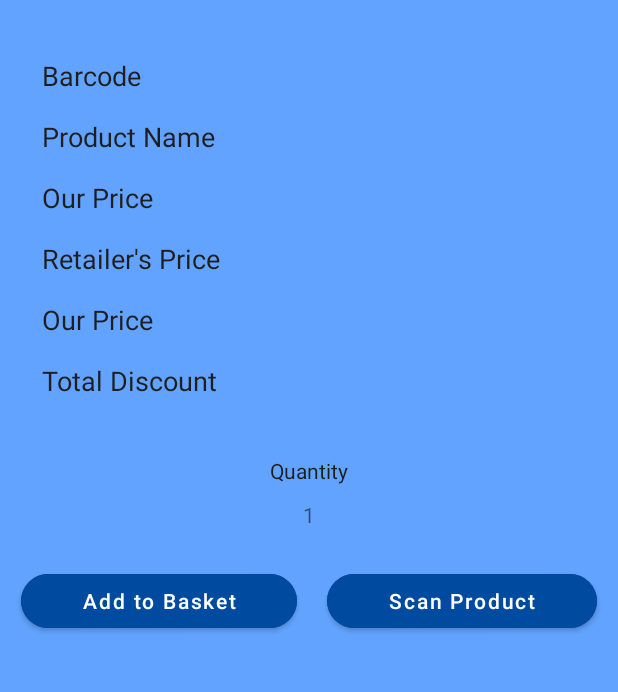
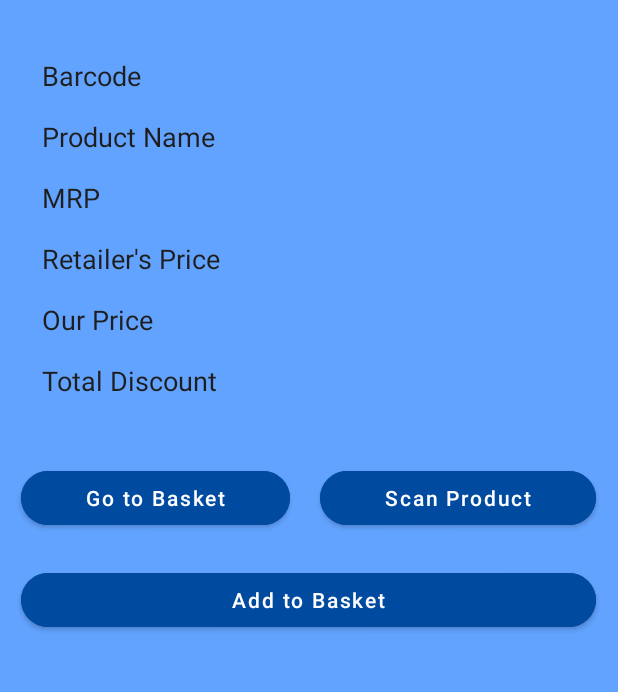
Before and after one commit to Phantom586/RadiateLabs, an Android app: the ProductDetails screen opened directly, with no data from a screen before it, on a phone screen of 412 x 824 dp, the part 292-984 px from its top. Run offline under Robolectric (Android 15) with nearby library versions, the phone set to English and light mode, and no system bars; pictures from the network do not load.

Commit message:
Added Go_To_basket button in ProductDetails page, added script for sending email to gmail account via noq_server(but not successful yet) trying to solve the issue.

```diff
--- a/NoQ_1/app/build.gradle
+++ b/NoQ_1/app/build.gradle
@@ -20,8 +20,8 @@ android {
         applicationId "com.younoq.noq"
         minSdkVersion 23
         targetSdkVersion 29
-        versionCode 3
-        versionName "1.1.1"
+        versionCode 4
+        versionName "1.1.2"
         testInstrumentationRunner "androidx.test.runner.AndroidJUnitRunner"
     }
     buildTypes {
--- a/NoQ_1/app/src/main/java/com/younoq/noq/ProductDetails.java
+++ b/NoQ_1/app/src/main/java/com/younoq/noq/ProductDetails.java
@@ -46,7 +46,7 @@ public class ProductDetails extends AppCompatActivity {
         tv4 = findViewById(R.id.pd_tv_4);
         tv5 = findViewById(R.id.pd_tv_5);
         tv6 = findViewById(R.id.pd_tv_6);
-        tv7 = findViewById(R.id.pd_tv_7);
+//        tv7 = findViewById(R.id.pd_tv_7);
         im = findViewById(R.id.pd_im);
         add_to_basket = findViewById(R.id.pd_add_to_basket);
         cancel = findViewById(R.id.pd_cancel);
@@ -103,8 +103,8 @@ public class ProductDetails extends AppCompatActivity {
             e.printStackTrace();
         }
 
-        t7 = Integer.toString(p_qty);
-        tv7.setText(t7);
+//        t7 = Integer.toString(p_qty);
+//        tv7.setText(t7);
 
     }
 
@@ -132,11 +132,11 @@ public class ProductDetails extends AppCompatActivity {
 
             boolean isUpdated = mydb.update_product(b_code);
             Log.d(TAG, "isUpdated : "+isUpdated);
-//            if(isUpdated){
-//                Toast.makeText(this, "Product Added to Basket Successfully", Toast.LENGTH_SHORT).show();
-//            } else {
-//                Toast.makeText(this, "Error!! Kindly Try Again..", Toast.LENGTH_SHORT).show();
-//            }
+            if(isUpdated){
+                Toast.makeText(this, "Product Added to Basket Successfully", Toast.LENGTH_SHORT).show();
+            } else {
+                Toast.makeText(this, "Error!! Kindly Try Again..", Toast.LENGTH_SHORT).show();
+            }
 
         } else {
 
@@ -185,4 +185,11 @@ public class ProductDetails extends AppCompatActivity {
         in.setFlags(Intent.FLAG_ACTIVITY_NEW_TASK | Intent.FLAG_ACTIVITY_CLEAR_TASK);
         startActivity(in);
     }
+
+    public void Go_to_Basket(View view) {
+
+        Intent in = new Intent(this, CartActivity.class);
+        startActivity(in);
+
+    }
 }
--- a/NoQ_1/app/src/main/res/layout/activity_otpconfirm.xml
+++ b/NoQ_1/app/src/main/res/layout/activity_otpconfirm.xml
@@ -115,7 +115,6 @@
                         android:layout_width="145dip"
                         android:layout_height="wrap_content"
                         style="@style/Widget.MaterialComponents.Button"
-                        android:layout_marginStart="10dip"
                         android:textAllCaps="false"
                         app:cornerRadius="18dp"
                         android:backgroundTint="@color/primaryDarkColor"
--- a/NoQ_1/app/src/main/res/layout/activity_product_details.xml
+++ b/NoQ_1/app/src/main/res/layout/activity_product_details.xml
@@ -190,20 +190,20 @@
 
             </TableLayout>
 
-            <TextView
-                android:layout_width="wrap_content"
-                android:layout_height="wrap_content"
-                android:layout_gravity="center"
-                android:layout_marginTop="10dp"
-                android:textColor="@color/primaryTextColor"
-                android:text="@string/qty"/>
+<!--            <TextView-->
+<!--                android:layout_width="wrap_content"-->
+<!--                android:layout_height="wrap_content"-->
+<!--                android:layout_gravity="center"-->
+<!--                android:layout_marginTop="10dp"-->
+<!--                android:textColor="@color/primaryTextColor"-->
+<!--                android:text="@string/qty"/>-->
 
-            <LinearLayout
-                android:layout_width="wrap_content"
-                android:layout_gravity="center"
-                android:layout_height="wrap_content"
-                android:orientation="horizontal"
-                android:padding="10dp">
+<!--            <LinearLayout-->
+<!--                android:layout_width="wrap_content"-->
+<!--                android:layout_gravity="center"-->
+<!--                android:layout_height="wrap_content"-->
+<!--                android:orientation="horizontal"-->
+<!--                android:padding="10dp">-->
 
 <!--                <ImageView-->
 <!--                    android:id="@+id/pd_add_qty"-->
@@ -213,13 +213,13 @@
 <!--                    android:src="@drawable/ic_negative"-->
 <!--                    />-->
 
-                <TextView
-                    android:id="@+id/pd_tv_7"
-                    android:ems="2"
-                    android:layout_gravity="center"
-                    android:gravity="center_horizontal"
-                    android:layout_width="wrap_content"
-                    android:layout_height="wrap_content"/>
+<!--                <TextView-->
+<!--                    android:id="@+id/pd_tv_7"-->
+<!--                    android:ems="2"-->
+<!--                    android:layout_gravity="center"-->
+<!--                    android:gravity="center_horizontal"-->
+<!--                    android:layout_width="wrap_content"-->
+<!--                    android:layout_height="wrap_content"/>-->
 
 <!--                <ImageView-->
 <!--                    android:id="@+id/pd_sub_qty"-->
@@ -229,7 +229,7 @@
 <!--                    android:src="@drawable/ic_plus"-->
 <!--                    />-->
 
-            </LinearLayout>
+<!--            </LinearLayout>-->
 
             <TableLayout
                 android:layout_width="match_parent"
@@ -248,8 +248,8 @@
                         style="@style/Widget.MaterialComponents.Button"
                         app:cornerRadius="18dp"
                         android:textAllCaps="false"
-                        android:onClick="Add_To_Basket"
-                        android:text="@string/add_to_b"
+                        android:onClick="Go_to_Basket"
+                        android:text="@string/pd_go_to_basket"
                         android:layout_margin="10dp"
                         android:backgroundTint="@color/primaryDarkColor"
                         />
@@ -269,6 +269,26 @@
 
                 </TableRow>
 
+                <TableRow
+                    android:layout_width="match_parent"
+                    android:layout_height="match_parent">
+
+                    <com.google.android.material.button.MaterialButton
+                        android:id="@+id/pd_basket"
+                        android:layout_width="wrap_content"
+                        android:layout_height="wrap_content"
+                        style="@style/Widget.MaterialComponents.Button"
+                        android:layout_span="2"
+                        app:cornerRadius="18dp"
+                        android:textAllCaps="false"
+                        android:onClick="Add_To_Basket"
+                        android:text="@string/add_to_b"
+                        android:layout_margin="10dp"
+                        android:backgroundTint="@color/primaryDarkColor"
+                        />
+
+                </TableRow>
+
             </TableLayout>
 
         </LinearLayout>
--- a/NoQ_1/app/src/main/res/values/strings.xml
+++ b/NoQ_1/app/src/main/res/values/strings.xml
@@ -94,13 +94,14 @@
     <string name="cont_desc">Product Image</string>
     <string name="b_code">Barcode</string>
     <string name="p_name">Product Name</string>
-    <string name="mrp">Our Price</string>
+    <string name="mrp">MRP</string>
     <string name="retail_p">Retailer\'s Price</string>
     <string name="our_p">Our Price</string>
     <string name="tot_disc">Total Discount</string>
     <string name="img_1_desc">Add Quantity</string>
     <string name="img_2_desc">Decrease Quantity</string>
     <string name="qty">Quantity</string>
+    <string name="pd_go_to_basket">Go to Basket</string>
     <string name="add_to_b">Add to Basket</string>
     <string name="cancel">Cancel</string>
 
```
Also changed, not shown: NoQ_1/app/src/main/java/com/younoq/noq/AwsBackgroundWorker.java (added, +34 -0 lines), NoQ_1/app/src/main/java/com/younoq/noq/BackgroundWorker.java (+89 -0 lines), NoQ_1/app/src/main/java/com/younoq/noq/CartActivity.java (+7 -2 lines), NoQ_1/app/src/main/java/com/younoq/noq/PConstants.java (+6 -6 lines).
